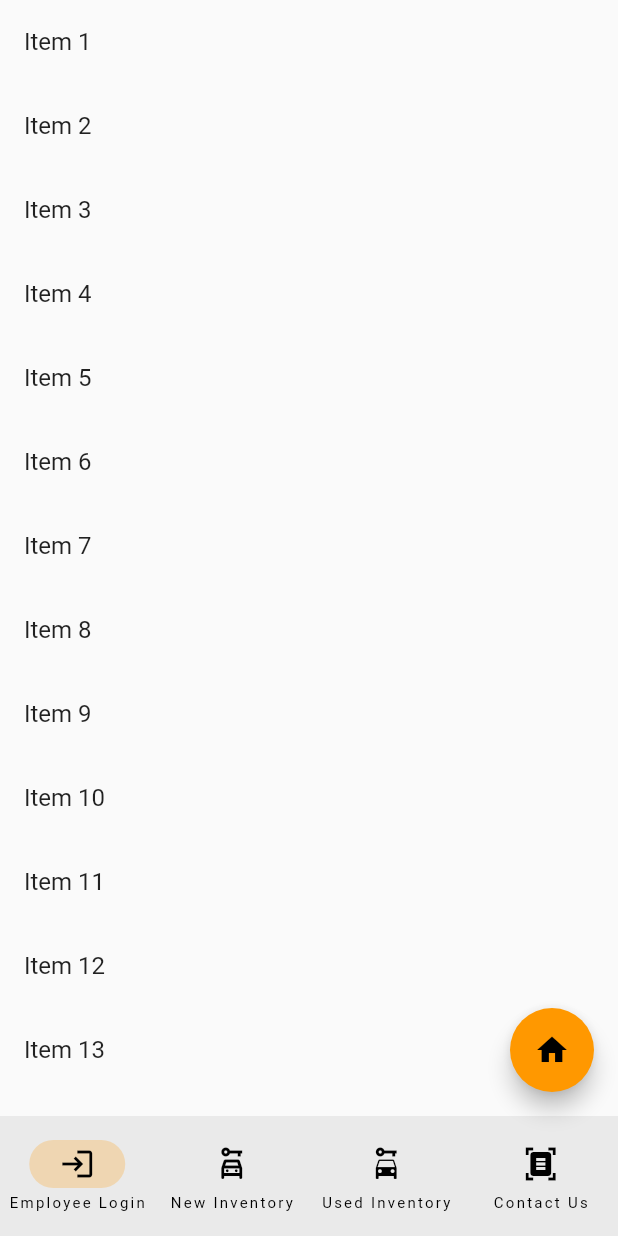
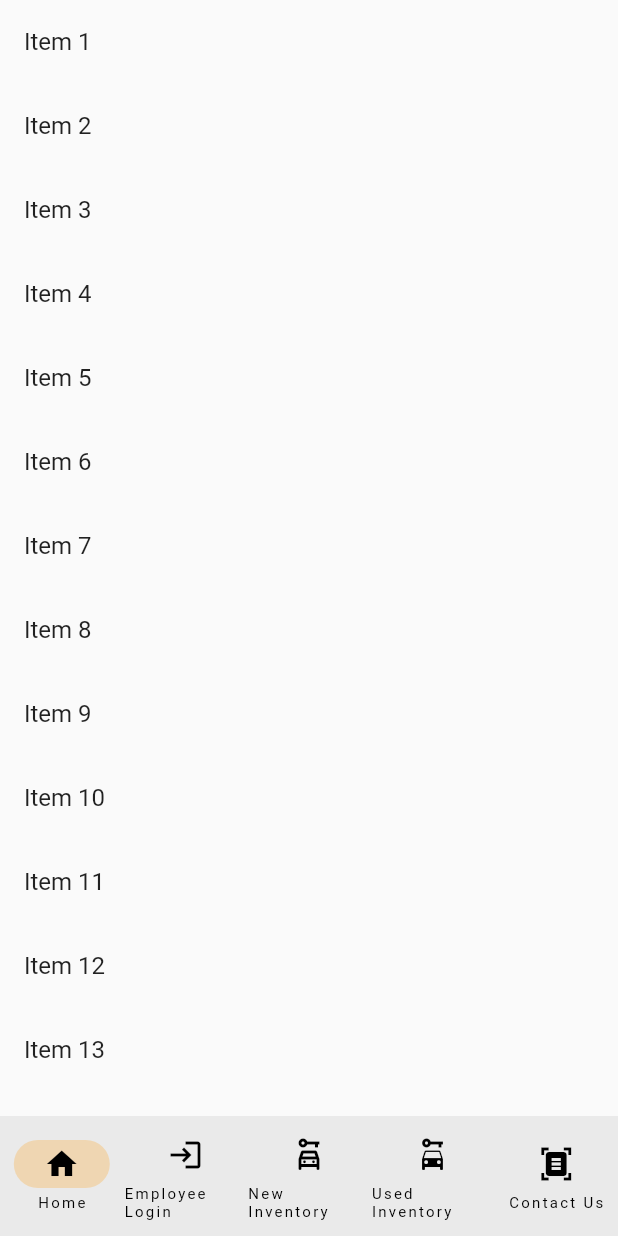
Before and after one commit to abdishakurAbdi/Group4_Final, a Flutter app: the screen it shows after launch, item 4 of the bottom bar chosen, on a phone screen of 412 x 824 dp. Run offline on Flutter 3.47's test engine with Material 2 defaults, Android fonts, the phone set to English and light mode, and no system bars; our stand-ins replace dio, flutter_secure_storage.

Commit message:
navigation should work now

```diff
--- a/final_project/lib/main.dart
+++ b/final_project/lib/main.dart
@@ -46,14 +46,10 @@ class RootPage extends StatefulWidget {
     return Scaffold(
 
       body: pages[currentPage],
-      floatingActionButton: FloatingActionButton(
-        onPressed: () => {
-          Navigator.push(context, MaterialPageRoute(builder: (context) => const HomePage() ))
-        },
-        child: const Icon(Icons.home),),
         bottomNavigationBar: NavigationBar(
 
               destinations: const [
+                NavigationDestination(icon: Icon(Icons.home), label: 'Home'),
                 NavigationDestination(icon: Icon(Icons.login), label: 'Employee Login'),
                 NavigationDestination(icon: Icon(Icons.car_rental_outlined), label: 'New Inventory'),
                 NavigationDestination(icon: Icon(Icons.car_rental), label: 'Used Inventory'),
```
